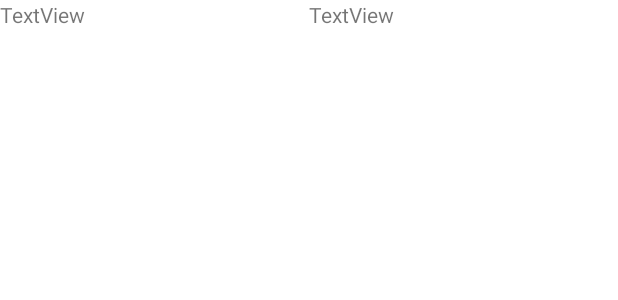
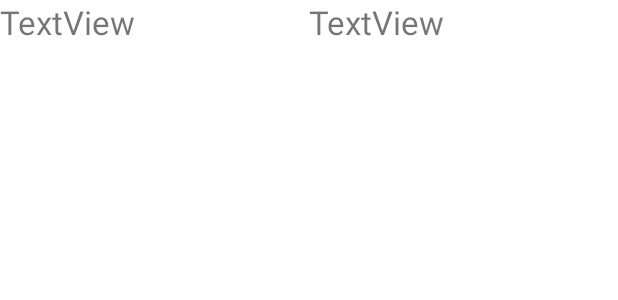
Before and after one commit to RimaMashiro/RimAndroidEng, an Android app: the layout dictionary_list_item.xml on its own in the app's theme, with its tools: preview values and no code run, on a phone screen of 412 x 824 dp. Shown: the top 300 px of the screen. Run offline under Robolectric (Android 15) with nearby library versions, the phone set to English and light mode, and no system bars.

Commit message:
Fixed some issues

```diff
--- a/app/src/main/java/com/example/eng/data/DataManager.java
+++ b/app/src/main/java/com/example/eng/data/DataManager.java
@@ -8,7 +8,6 @@ import com.example.eng.ui.exercisefirst.ExerciseFirstDAO;
 import com.example.eng.ui.exercisefirst.ExerciseType;
 import com.example.eng.ui.grammar.Grammar;
 import com.example.eng.ui.grammar.GrammarDAO;
-import com.example.eng.ui.selectiontask.SelectionTaskDAO;
 import com.example.eng.ui.topicselection.Topic;
 import com.example.eng.ui.topicselection.TopicDAO;
 
@@ -23,7 +22,6 @@ import javax.inject.Singleton;
 public class DataManager {
     private TopicDAO topicDAO;
     private GrammarDAO grammarDAO;
-    private SelectionTaskDAO selectionTaskDAO;
     private DictionaryDAO dictionaryDAO;
     private ExerciseFirstDAO exerciseFirstDAO;
 
@@ -31,13 +29,11 @@ public class DataManager {
     public DataManager(
             TopicDAO topicDAO,
             GrammarDAO grammarDAO,
-            SelectionTaskDAO selectionTaskDAO,
             DictionaryDAO dictionaryDAO,
             ExerciseFirstDAO exerciseFirstDAO
     ) {
         this.topicDAO = topicDAO;
         this.grammarDAO = grammarDAO;
-        this.selectionTaskDAO = selectionTaskDAO;
         this.dictionaryDAO = dictionaryDAO;
         this.exerciseFirstDAO = exerciseFirstDAO;
         addData();
--- a/app/src/main/java/com/example/eng/ui/MainViewModel.java
+++ b/app/src/main/java/com/example/eng/ui/MainViewModel.java
@@ -19,7 +19,7 @@ public class MainViewModel extends ViewModel {
 
     @Inject
     public MainViewModel(DataManager dataManager, SharedPreferencesManager sharedPreferencesManager) {
-        if(sharedPreferencesManager.checkIsFirstLaunch()){
+        if (sharedPreferencesManager.checkIsFirstLaunch()) {
             dataManager.addData();
             sharedPreferencesManager.setIsFirstLaunch();
         }
--- a/app/src/main/java/com/example/eng/ui/dictionary/DictionaryFragment.java
+++ b/app/src/main/java/com/example/eng/ui/dictionary/DictionaryFragment.java
@@ -1,5 +1,6 @@
 package com.example.eng.ui.dictionary;
 
+import androidx.lifecycle.Observer;
 import androidx.lifecycle.ViewModelProvider;
 
 import android.os.Bundle;
@@ -45,6 +46,7 @@ public class DictionaryFragment extends Fragment {
     private void initTopicName() {
         String topicName = DictionaryFragmentArgs.fromBundle(getArguments()).getName();
         viewModel.setTopicName(topicName);
+        binding.topicName.setText(topicName);
     }
 
     private void initRecyclerView() {
--- a/app/src/main/java/com/example/eng/ui/grammar/Grammar.java
+++ b/app/src/main/java/com/example/eng/ui/grammar/Grammar.java
@@ -4,6 +4,7 @@ import androidx.annotation.NonNull;
 import androidx.room.Entity;
 import androidx.room.PrimaryKey;
 
+import java.util.Dictionary;
 import java.util.Objects;
 
 @Entity(tableName = "Grammars")
--- a/app/src/main/java/com/example/eng/ui/selectiontask/SelectionTaskViewModel.java
+++ b/app/src/main/java/com/example/eng/ui/selectiontask/SelectionTaskViewModel.java
@@ -32,9 +32,6 @@ public class SelectionTaskViewModel extends ViewModel {
     //для пердачи аргумента имени темы
     private final MutableLiveData<String> _topicName = new MutableLiveData<>();
     LiveData<String> topicName = _topicName;
-
-    LiveData<SelectionTask> selectionTask;
-
 
     private final MutableLiveData<String> _resultFirst = new MutableLiveData<>();
     LiveData<String> resultFirst = _resultFirst;
--- a/app/src/main/res/layout/dictionary_list_item.xml
+++ b/app/src/main/res/layout/dictionary_list_item.xml
@@ -8,12 +8,14 @@
         android:layout_width="wrap_content"
         android:layout_height="wrap_content"
         android:layout_weight="1"
-        android:text="TextView" />
+        android:text="TextView"
+        android:textSize="22sp" />
 
     <TextView
         android:id="@+id/textRussians"
         android:layout_width="wrap_content"
         android:layout_height="wrap_content"
         android:layout_weight="1"
-        android:text="TextView" />
+        android:text="TextView"
+        android:textSize="22sp" />
 </LinearLayout>
--- a/app/src/main/res/layout/fragment_dictionary.xml
+++ b/app/src/main/res/layout/fragment_dictionary.xml
@@ -8,6 +8,7 @@
     tools:context=".ui.dictionary.DictionaryFragment">
 
     <TextView
+        android:textSize="22sp"
         android:id="@+id/topicName"
         android:layout_width="wrap_content"
         android:layout_height="wrap_content"
```
Also changed, not shown: app/src/main/java/com/example/eng/data/AppDatabase.java (+2 -5 lines), app/src/main/java/com/example/eng/di/DatabaseModule.java (+0 -7 lines), app/src/main/java/com/example/eng/ui/selectiontask/SelectionTask.java (deleted, +0 -36 lines), app/src/main/java/com/example/eng/ui/selectiontask/SelectionTaskDAO.java (deleted, +0 -20 lines).
